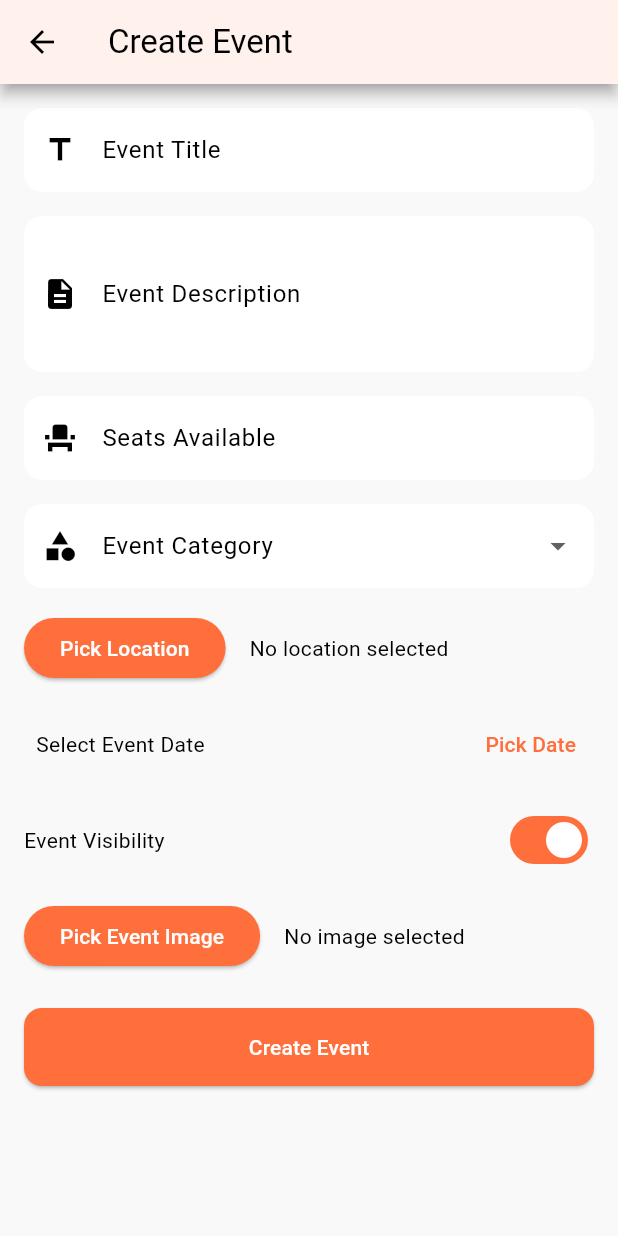
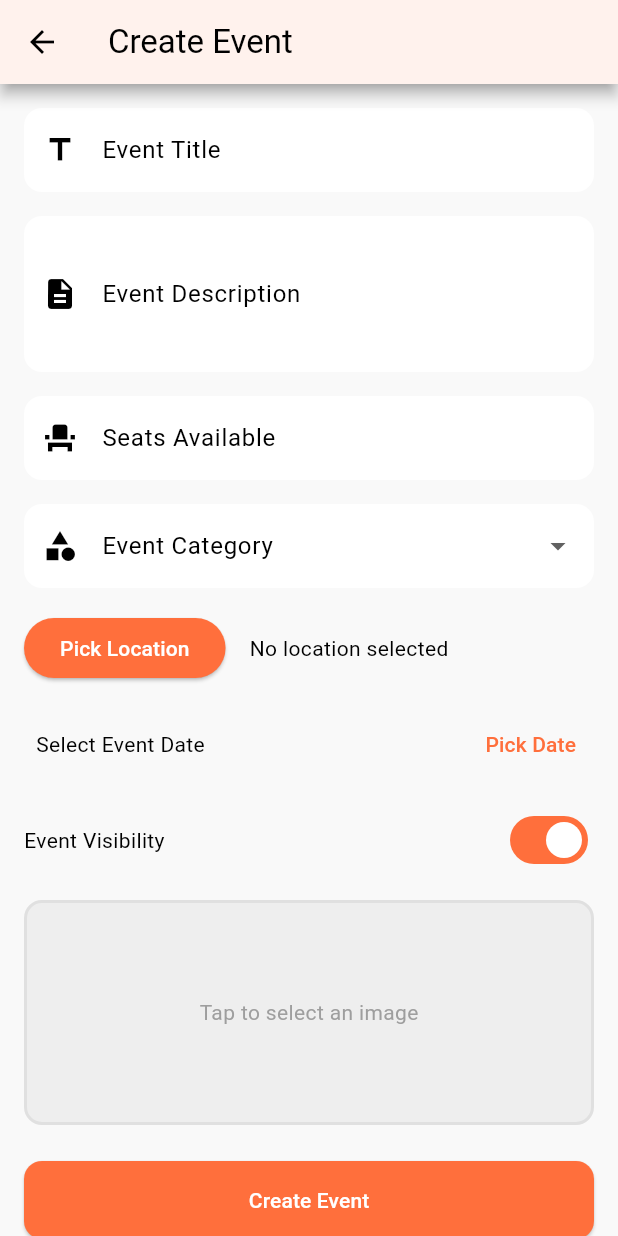
Before and after one commit to KuMEET/KuMeet-Senior-Project, a Flutter app: the CreateEventPage screen opened directly with empty values, on a phone screen of 412 x 824 dp. Run offline on Flutter 3.47's test engine with Material 3 defaults, Android fonts, the phone set to English and light mode, and no system bars; our stand-ins replace geolocator, google_maps_flutter, image_picker, share_plus, shared_preferences, timezone; missing offline and left inert: device_calendar; accounts and stored records are empty.

Commit message:
Ui fixes

```diff
--- a/kumeet/lib/createEvent_page.dart
+++ b/kumeet/lib/createEvent_page.dart
@@ -1,8 +1,11 @@
 import 'dart:io';
+import 'dart:convert';
 import 'package:flutter/material.dart';
 import 'package:image_picker/image_picker.dart';
 import 'package:intl/intl.dart';
 import 'package:google_maps_flutter/google_maps_flutter.dart';
+import 'package:http/http.dart' as http;
+
 import 'package:kumeet/event.dart';
 import 'package:kumeet/event_service.dart';
 import 'package:kumeet/group.dart';
@@ -26,10 +29,13 @@ class _CreateEventPageState extends State<CreateEventPage> {
   final _descriptionController = TextEditingController();
   final _seatsController       = TextEditingController();
 
-  LatLng?  _eventLocation;
+  LatLng? _eventLocation;
   DateTime? _selectedDate;
-  String?  _selectedCategory;
-  bool     _isVisible = true;
+  String?   _selectedCategory;
+  bool      _isVisible = true;
+
+  // Address fetched from Google Geocoding
+  String? _fetchedAddress;
 
   final List<String> _categories = [
     "Art & Culture",
@@ -51,7 +57,7 @@ class _CreateEventPageState extends State<CreateEventPage> {
   // This will store the file (picked image) locally
   File? _pickedImageFile;
 
-  // 1) Method to pick an image from gallery
+  // Called to pick an image (from gallery)
   Future<void> _pickImage() async {
     try {
       final ImagePicker picker = ImagePicker();
@@ -66,6 +72,7 @@ class _CreateEventPageState extends State<CreateEventPage> {
     }
   }
 
+  // Called to pick the event location on map
   Future<void> _pickLocation() async {
     final LatLng? pickedLocation = await Navigator.push(
       context,
@@ -75,9 +82,40 @@ class _CreateEventPageState extends State<CreateEventPage> {
       setState(() {
         _eventLocation = pickedLocation;
       });
+      // After setting location, fetch the formatted address
+      await _fetchAddress(pickedLocation.latitude, pickedLocation.longitude);
     }
   }
 
+  // Use Google Geocoding to fetch address
+  Future<void> _fetchAddress(double lat, double lng) async {
+    const String mapApiKey = 'AIzaSyAvvTbatpuGGLbXK0BFESM8IiMVXmlzIws';
+    final String host = 'https://maps.googleapis.com/maps/api/geocode/json';
+    final String url = '$host?key=$mapApiKey&language=en&latlng=$lat,$lng';
+
+    try {
+      final response = await http.get(Uri.parse(url));
+      if (response.statusCode == 200) {
+        final Map data = jsonDecode(response.body);
+        if (data["results"] != null && data["results"].isNotEmpty) {
+          setState(() {
+            _fetchedAddress = data["results"][0]["formatted_address"];
+          });
+        } else {
+          setState(() {
+            _fetchedAddress = "No address found at this location.";
+          });
+        }
+      }
+    } catch (e) {
+      print('Error fetching address: $e');
+      setState(() {
+        _fetchedAddress = "Error fetching address!";
+      });
+    }
+  }
+
+  // Called to pick the date
   Future<void> _selectDate(BuildContext context) async {
     final DateTime? picked = await showDatePicker(
       context: context,
@@ -92,7 +130,7 @@ class _CreateEventPageState extends State<CreateEventPage> {
     }
   }
 
-  // 2) Updated create method which now includes image
+  // Create event method (includes image upload)
   void _createEvent() async {
     if (_formKey.currentState!.validate()) {
       if (_eventLocation == null) {
@@ -120,22 +158,21 @@ class _CreateEventPageState extends State<CreateEventPage> {
       final newEvent = Event(
         title:         _titleController.text,
         description:   _descriptionController.text,
-        location:      'Lat: ${_eventLocation!.latitude}, Lng: ${_eventLocation!.longitude}',
+        location:      _fetchedAddress ?? 'Lat: ${_eventLocation!.latitude}, Lng: ${_eventLocation!.longitude}',
         latitude:      _eventLocation!.latitude,
         longitude:     _eventLocation!.longitude,
         seatsAvailable: int.parse(_seatsController.text),
         date:          _selectedDate!,
-        imagePath:     'images/event_image.png', // not super relevant if we’re passing the file
+        imagePath:     'images/event_image.png', // fallback
         visibility:    _isVisible,
         categories:    _selectedCategory!,
         groupID:       widget.selectedGroup.id!,
       );
 
-      // 3) Call createEvent with the new image parameter
       final success = await eventService.createEvent(newEvent, userName!, _pickedImageFile);
 
       if (success) {
-        // Then optionally add the event to the group if needed
+        // Optionally add the event to the group
         final createdEvents = await eventService.getEvents();
         for (var event in createdEvents) {
           if (event.title == newEvent.title && event.description == newEvent.description) {
@@ -251,17 +288,18 @@ class _CreateEventPageState extends State<CreateEventPage> {
                     borderSide: BorderSide.none,
                   ),
                 ),
-                items: _categories.map((category) => DropdownMenuItem(
+                items: _categories.map((category) {
+                  return DropdownMenuItem(
                     value: category,
                     child: Text(category),
-                )).toList(),
+                  );
+                }).toList(),
                 onChanged: (value) {
                   setState(() {
                     _selectedCategory = value;
                   });
                 },
-                validator: (value) =>
-                  value == null ? 'Please select a category' : null,
+                validator: (value) => value == null ? 'Please select a category' : null,
               ),
               const SizedBox(height: 16),
 
@@ -274,10 +312,22 @@ class _CreateEventPageState extends State<CreateEventPage> {
                   ),
                   const SizedBox(width: 16),
                   Expanded(
-                    child: Text(
+                    child: Column(
+                      crossAxisAlignment: CrossAxisAlignment.start,
+                      children: [
+                        Text(
                           _eventLocation == null
                             ? 'No location selected'
-                        : 'Lat: ${_eventLocation!.latitude}, Lng: ${_eventLocation!.longitude}',
+                            : 'Location selected:',
+                        ),
+                        if (_fetchedAddress != null) ...[
+                          const SizedBox(height: 4),
+                          Text(
+                            _fetchedAddress!,
+                            style: const TextStyle(color: Colors.blueGrey),
+                          ),
+                        ],
+                      ],
                     ),
                   ),
                 ],
@@ -319,26 +369,35 @@ class _CreateEventPageState extends State<CreateEventPage> {
               ),
               const SizedBox(height: 16),
 
-              // Pick image button
-              Row(
-                children: [
-                  ElevatedButton(
-                    onPressed: _pickImage,
-                    child: const Text('Pick Event Image'),
+              // Image box (tap to pick)
+              GestureDetector(
+                onTap: _pickImage,
+                child: Container(
+                  height: 150,
+                  decoration: BoxDecoration(
+                    color: Colors.grey[200],
+                    borderRadius: BorderRadius.circular(12),
+                    border: Border.all(
+                      color: Colors.grey.shade300,
+                      width: 2,
                     ),
-                  const SizedBox(width: 16),
-                  // Show basic preview if an image was picked
-                  _pickedImageFile != null
-                    ? SizedBox(
-                        width: 80,
-                        height: 80,
+                  ),
+                  child: _pickedImageFile != null
+                      ? ClipRRect(
+                          borderRadius: BorderRadius.circular(12),
                           child: Image.file(
                             _pickedImageFile!,
                             fit: BoxFit.cover,
+                            width: double.infinity,
                           ),
                         )
-                    : const Text('No image selected'),
-                ],
+                      : const Center(
+                          child: Text(
+                            'Tap to select an image',
+                            style: TextStyle(color: Colors.grey),
+                          ),
+                        ),
+                ),
               ),
               const SizedBox(height: 24),
 
```
Also changed, not shown: kumeet/lib/eventDetail_page.dart (+41 -14 lines). Lines whose indentation alone changed are shown as unchanged.
